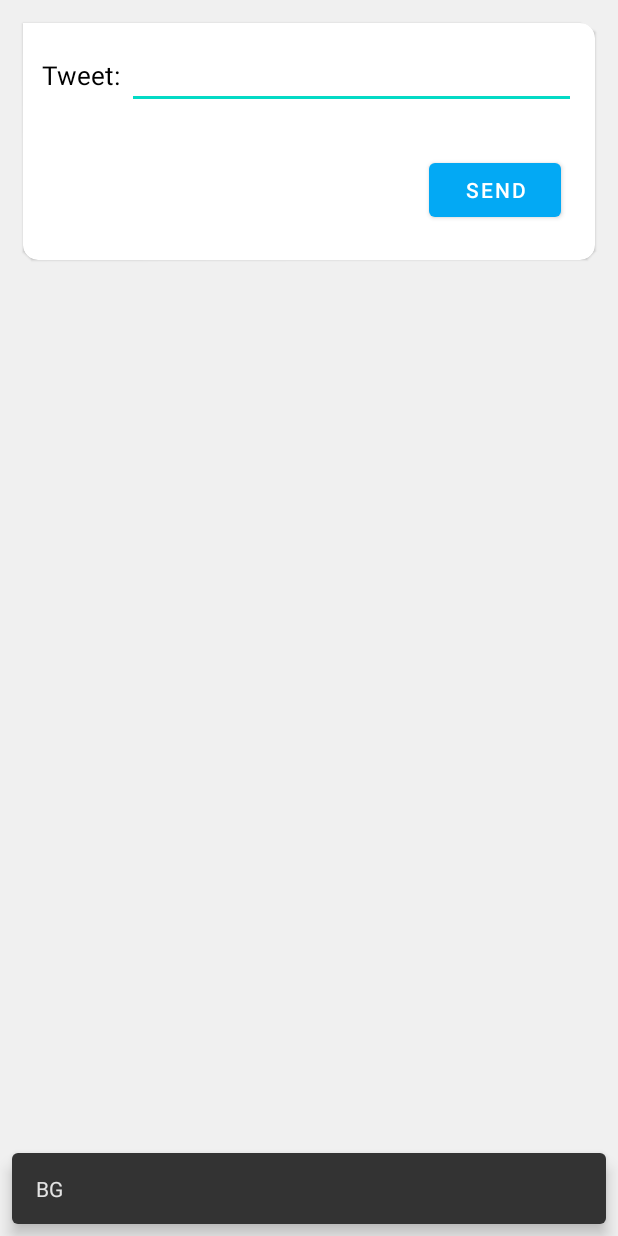
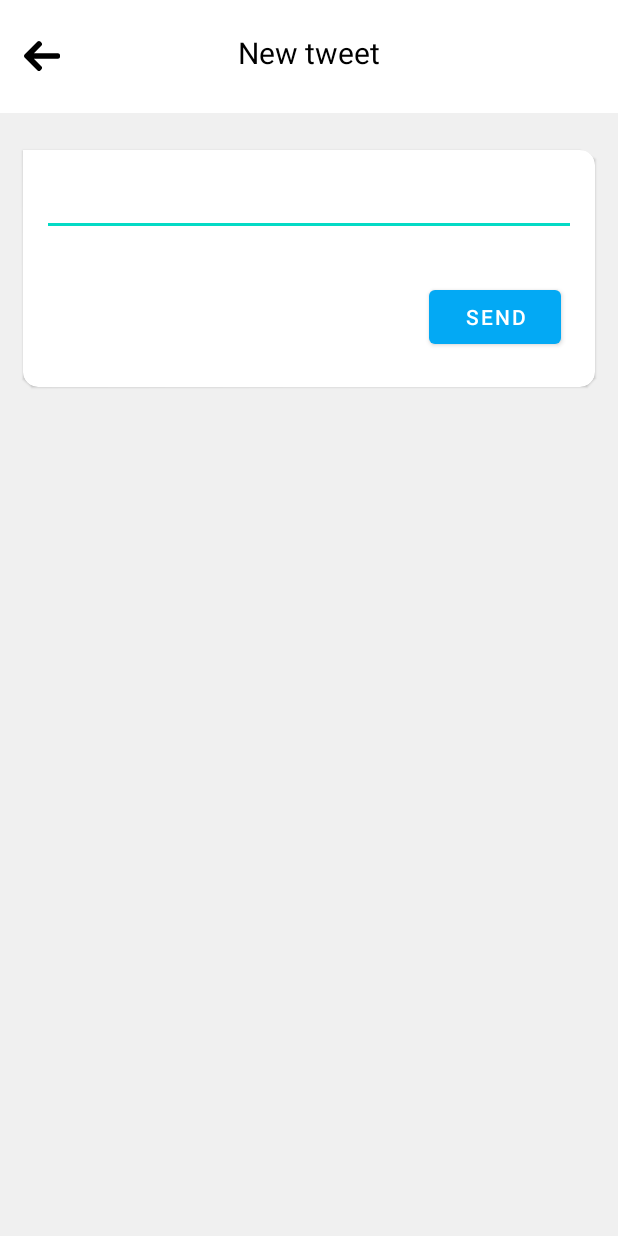
Before and after one commit to druce18/twitter_timeline, an Android app: the fragment CreateTweetFragment shown on its own in the app's theme, on a phone screen of 412 x 824 dp. Run offline under Robolectric (Android 15) with nearby library versions, the phone set to English and light mode, and no system bars; network calls fail.

Commit message:
HW ViewModel

```diff
--- a/app/src/main/java/by/twitter/ui/createtweet/CreateTweetFragment.kt
+++ b/app/src/main/java/by/twitter/ui/createtweet/CreateTweetFragment.kt
@@ -1,19 +1,31 @@
 package by.twitter.ui.createtweet
 
+import android.content.Context
 import android.os.Bundle
 import android.view.View
+import android.view.inputmethod.InputMethodManager
 import androidx.fragment.app.Fragment
 import androidx.fragment.app.viewModels
 import androidx.lifecycle.Observer
 import by.twitter.R
-import by.twitter.storage.Tweets
-import com.google.android.material.snackbar.Snackbar
+import by.twitter.ui.main.MainFragment
 import kotlinx.android.synthetic.main.fragment_create_tweet.*
+import kotlinx.android.synthetic.main.tool_bar.*
 
 class CreateTweetFragment : Fragment(R.layout.fragment_create_tweet) {
 
     override fun onViewCreated(view: View, savedInstanceState: Bundle?) {
         super.onViewCreated(view, savedInstanceState)
+
+        backImageButton.visibility = View.VISIBLE
+        nameMenuTextView.text = getString(R.string.new_tweet)
+        massageTweetInputEditText.requestFocus()
+        val imm = context?.getSystemService(Context.INPUT_METHOD_SERVICE) as InputMethodManager
+        imm.showSoftInput(massageTweetInputEditText, InputMethodManager.SHOW_IMPLICIT)
+
+        backImageButton.setOnClickListener {
+            navigateToTimeline()
+        }
 
         subscribeViewModel()
 
@@ -33,16 +45,28 @@ class CreateTweetFragment : Fragment(R.layout.fragment_create_tweet) {
         })
 
         viewModel.goBackToTimeline.observe(viewLifecycleOwner, Observer<Boolean?> {
-            Snackbar.make(requireView(), "BG", Snackbar.LENGTH_LONG).show()
+            if (it == null) return@Observer
+            if (it) {
+                navigateToTimeline()
+            }
         })
 
         sendTweetButton.setOnClickListener {
-            val massage = massageTweetTextInputEditText.text.toString()
+            val massage = massageTweetInputEditText.text.toString()
             if (massage.isNotEmpty()) {
                 viewModel.createTweet(massage)
             }
         }
 
+    }
+
+    private fun navigateToTimeline() {
+        requireActivity().supportFragmentManager.beginTransaction()
+                .replace(
+                        R.id.nav_controller,
+                        MainFragment.newInstance()
+                )
+                .commit()
     }
 
     companion object {
--- a/app/src/main/java/by/twitter/ui/main/MainPageAdapter.kt
+++ b/app/src/main/java/by/twitter/ui/main/MainPageAdapter.kt
@@ -2,7 +2,6 @@ package by.twitter.ui.main
 
 import androidx.fragment.app.Fragment
 import androidx.viewpager2.adapter.FragmentStateAdapter
-import by.twitter.ui.createtweet.CreateTweetFragment
 import by.twitter.ui.dm.DirectMassageFragment
 import by.twitter.ui.timeline.TimelineFragment
 
@@ -14,15 +13,12 @@ class MainPageAdapter(fragment: Fragment) : FragmentStateAdapter(fragment) {
                 TimelineFragment.newInstance()
             }
             1 -> {
-                CreateTweetFragment.newInstance()
-            }
-            2 -> {
                 DirectMassageFragment.newInstance()
             }
             else -> throw IllegalArgumentException("no required position")
         }
     }
 
-    override fun getItemCount(): Int = 3
+    override fun getItemCount(): Int = 2
 
 }
--- a/app/src/main/java/by/twitter/ui/timeline/adapter/AllTweetsAdapter.kt
+++ b/app/src/main/java/by/twitter/ui/timeline/adapter/AllTweetsAdapter.kt
@@ -10,7 +10,6 @@ import by.twitter.util.DateUtil
 import com.bumptech.glide.Glide
 import kotlinx.android.extensions.LayoutContainer
 import kotlinx.android.synthetic.main.item_tweet.*
-import java.lang.IllegalArgumentException
 
 class AllTweetsAdapter(private val tweetsList: List<Tweet>) :
         RecyclerView.Adapter<AllTweetsAdapter.ViewHolder>() {
--- /dev/null
+++ b/app/src/main/res/drawable/ic_back_button.xml
@@ -0,0 +1,4 @@
+<vector android:height="24dp" android:viewportHeight="492"
+    android:viewportWidth="492" android:width="24dp" xmlns:android="http://schemas.android.com/apk/res/android">
+    <path android:fillColor="#FF000000" android:pathData="M464.344,207.418l0.768,0.168H135.888l103.496,-103.724c5.068,-5.064 7.848,-11.924 7.848,-19.124c0,-7.2 -2.78,-14.012 -7.848,-19.088L223.28,49.538c-5.064,-5.064 -11.812,-7.864 -19.008,-7.864c-7.2,0 -13.952,2.78 -19.016,7.844L7.844,226.914C2.76,231.998 -0.02,238.77 0,245.974c-0.02,7.244 2.76,14.02 7.844,19.096l177.412,177.412c5.064,5.06 11.812,7.844 19.016,7.844c7.196,0 13.944,-2.788 19.008,-7.844l16.104,-16.112c5.068,-5.056 7.848,-11.808 7.848,-19.008c0,-7.196 -2.78,-13.592 -7.848,-18.652L134.72,284.406h329.992c14.828,0 27.288,-12.78 27.288,-27.6v-22.788C492,219.198 479.172,207.418 464.344,207.418z"/>
+</vector>
--- a/app/src/main/res/layout/fragment_create_tweet.xml
+++ b/app/src/main/res/layout/fragment_create_tweet.xml
@@ -6,6 +6,12 @@
     android:layout_height="match_parent"
     android:background="@color/white_grey"
     tools:context=".ui.createtweet.CreateTweetFragment">
+
+    <include
+        layout="@layout/tool_bar"
+        android:layout_width="match_parent"
+        android:layout_height="wrap_content"
+        android:layout_gravity="top" />
 
     <ProgressBar
         android:id="@+id/progressBar"
@@ -19,7 +25,9 @@
         style="@style/TweetsCornerCardView"
         android:layout_width="match_parent"
         android:layout_height="wrap_content"
-        android:layout_margin="15dp"
+        android:layout_marginStart="15dp"
+        android:layout_marginTop="100dp"
+        android:layout_marginEnd="15dp"
         android:background="@color/white">
 
         <LinearLayout
@@ -30,21 +38,8 @@
             android:orientation="vertical"
             tools:ignore="ExtraText">
 
-            <LinearLayout
-                android:layout_width="match_parent"
-                android:layout_height="wrap_content"
-                android:orientation="horizontal">
-
-                <com.google.android.material.textview.MaterialTextView
-                    android:layout_width="wrap_content"
-                    android:layout_height="wrap_content"
-                    android:text="Tweet: "
-                    android:textAppearance="@style/TextAppearance.MaterialComponents.Headline3"
-                    android:textColor="@color/black"
-                    android:textSize="17sp" />
-
             <com.google.android.material.textfield.TextInputEditText
-                    android:id="@+id/massageTweetTextInputEditText"
+                android:id="@+id/massageTweetInputEditText"
                 android:layout_width="match_parent"
                 android:layout_height="wrap_content"
                 android:layout_marginBottom="20dp"
@@ -53,9 +48,6 @@
                 android:textColor="@color/black"
                 android:textSize="17sp"
                 tools:ignore="RtlHardcoded" />
-
-            </LinearLayout>
-
 
             <com.google.android.material.button.MaterialButton
                 android:id="@+id/sendTweetButton"
--- a/app/src/main/res/layout/tool_bar.xml
+++ b/app/src/main/res/layout/tool_bar.xml
@@ -6,85 +6,50 @@
     android:background="@color/white"
     tools:ignore="PrivateResource">
 
+    <ImageView
+        android:id="@+id/logoImageView"
+        android:layout_width="40dp"
+        android:layout_height="40dp"
+        android:layout_marginStart="15dp"
+        android:layout_marginTop="10dp"
+        android:layout_marginBottom="20dp"
+        android:src="@drawable/ic_twitter"
+        android:visibility="gone" />
+
     <ImageButton
-        android:id="@+id/settingsButton"
+        android:id="@+id/backImageButton"
         android:layout_width="wrap_content"
         android:layout_height="wrap_content"
-        android:layout_marginStart="20dp"
-        android:layout_marginBottom="25dp"
+        android:layout_marginStart="15dp"
+        android:layout_marginTop="10dp"
+        android:layout_marginBottom="20dp"
         android:background="@color/ghostly"
-        android:scaleX="1.5"
-        android:scaleY="1.5"
-        android:src="@drawable/ic_settings" />
+        android:src="@drawable/ic_back_button"
+        android:visibility="gone" />
 
     <com.google.android.material.textview.MaterialTextView
         android:id="@+id/nameMenuTextView"
         android:layout_width="200dp"
         android:layout_height="40dp"
         android:layout_gravity="center_horizontal"
-        android:layout_marginTop="10dp"
+        android:layout_marginTop="15dp"
         android:layout_marginBottom="20dp"
         android:gravity="center"
-        android:text="@string/main"
+        android:text="@string/timeline"
         android:textAppearance="@style/TextAppearance.MaterialComponents.Headline5"
         android:textColor="@color/black"
         android:textSize="20sp" />
 
-    <com.google.android.material.button.MaterialButton
-        android:id="@+id/sendTweetButton"
-        android:layout_width="wrap_content"
-        android:layout_height="wrap_content"
+    <ImageButton
+        android:id="@+id/userImageButton"
+        android:layout_width="40dp"
+        android:layout_height="40dp"
         android:layout_gravity="right"
-        android:layout_marginEnd="10dp"
-        android:layout_marginBottom="15dp"
-        android:text="Send" />
-
-    <ImageButton
-        android:id="@+id/newTweetButton"
-        android:layout_width="wrap_content"
-        android:layout_height="wrap_content"
-        android:layout_gravity="right"
-        android:layout_marginEnd="20dp"
-        android:layout_marginBottom="25dp"
-        android:background="@color/ghostly"
-        android:scaleX="1.5"
-        android:scaleY="1.5"
-        android:src="@drawable/ic_plus"
-        android:tint="@color/colorPrimary" />
-
-
-
-    <!--    <ImageView-->
-    <!--        android:id="@+id/logoImageView"-->
-    <!--        android:layout_width="40dp"-->
-    <!--        android:layout_height="40dp"-->
-    <!--        android:layout_marginStart="15dp"-->
-    <!--        android:layout_marginTop="10dp"-->
-    <!--        android:layout_marginBottom="20dp"-->
-    <!--        android:src="@drawable/ic_twitter" />-->
-
-    <!--    <com.google.android.material.textview.MaterialTextView-->
-    <!--        android:id="@+id/nameMenuTextView"-->
-    <!--        android:layout_width="200dp"-->
-    <!--        android:layout_height="40dp"-->
-    <!--        android:layout_gravity="center_horizontal"-->
-    <!--        android:layout_marginTop="10dp"-->
-    <!--        android:layout_marginBottom="20dp"-->
-    <!--        android:gravity="center"-->
-    <!--        android:text="@string/timeline"-->
-    <!--        android:textAppearance="@style/TextAppearance.MaterialComponents.Headline5"-->
-    <!--        android:textColor="@color/black"-->
-    <!--        android:textSize="17sp" />-->
-
-    <!--    <ImageButton-->
-    <!--        android:id="@+id/userImageButton"-->
-    <!--        android:layout_width="40dp"-->
-    <!--        android:layout_height="40dp"-->
-    <!--        android:layout_gravity="right"-->
-    <!--        android:layout_marginTop="10dp"-->
-    <!--        android:layout_marginEnd="15dp"-->
-    <!--        android:layout_marginBottom="20dp"-->
-    <!--        android:background="@drawable/round_button"-->
-    <!--        android:src="@drawable/ic_user" />-->
+        android:layout_marginTop="10dp"
+        android:layout_marginEnd="15dp"
+        android:layout_marginBottom="20dp"
+        android:background="@drawable/round_button"
+        android:src="@drawable/ic_user"
+        android:visibility="gone" />
 
 </androidx.appcompat.widget.Toolbar>
--- a/app/src/main/res/values/strings.xml
+++ b/app/src/main/res/values/strings.xml
@@ -5,7 +5,7 @@
     <string name="title_notifications">Notifications</string>
     <string name="title_mail">Mail</string>
     <string name="hello_blank_fragment">Hello blank fragment</string>
-    <string name="new_tweet">Create</string>
+    <string name="new_tweet">New tweet</string>
     <string name="timeline">Timeline</string>
     <string name="wrong_input">Wrong input</string>
     <string name="advertisement_massage">Hello: Hello, its me I was wondering if after all these years You-d like to meet,
```
Also changed, not shown: app/src/main/java/by/twitter/storage/Tweets.kt (+8 -10 lines), app/src/main/java/by/twitter/ui/createtweet/CreateTweetViewModel.kt (+9 -9 lines), app/src/main/java/by/twitter/ui/main/MainFragment.kt (+7 -2 lines), app/src/main/java/by/twitter/ui/timeline/TimelineFragment.kt (+25 -9 lines), app/src/main/java/by/twitter/ui/timeline/TimelineViewModel.kt (added, +29 -0 lines), app/src/main/res/layout/fragment_timeline.xml (+13 -3 lines). Lines whose indentation alone changed are shown as unchanged.
